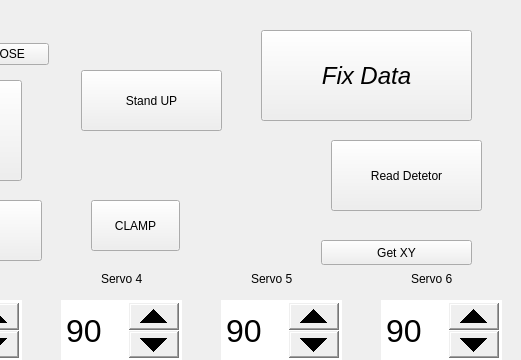
evkuz/qt_linux, file threads/mainwindow.ui: the form before one commit; both pictures show x 429 to 950 and y 0 to 360 of the 950 by 482 pixel window.
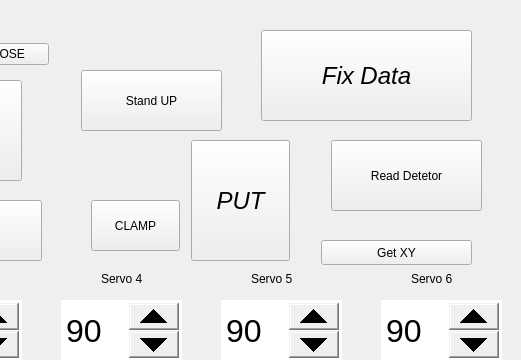
The form after the commit.

Diff of the .ui file:
```diff
--- a/threads/mainwindow.ui
+++ b/threads/mainwindow.ui
@@ -484,6 +484,25 @@
     <string>Fix Data</string>
    </property>
   </widget>
+  <widget class="QPushButton" name="PUTButton">
+   <property name="geometry">
+    <rect>
+     <x>620</x>
+     <y>140</y>
+     <width>99</width>
+     <height>121</height>
+    </rect>
+   </property>
+   <property name="font">
+    <font>
+     <pointsize>18</pointsize>
+     <italic>true</italic>
+    </font>
+   </property>
+   <property name="text">
+    <string>PUT</string>
+   </property>
+  </widget>
  </widget>
  <resources/>
  <connections/>
```
